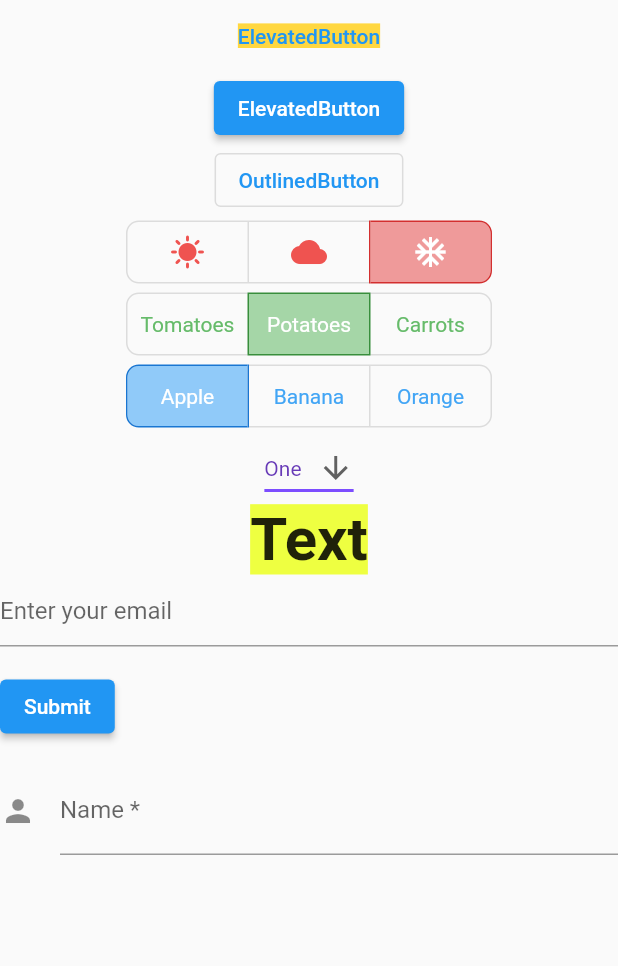
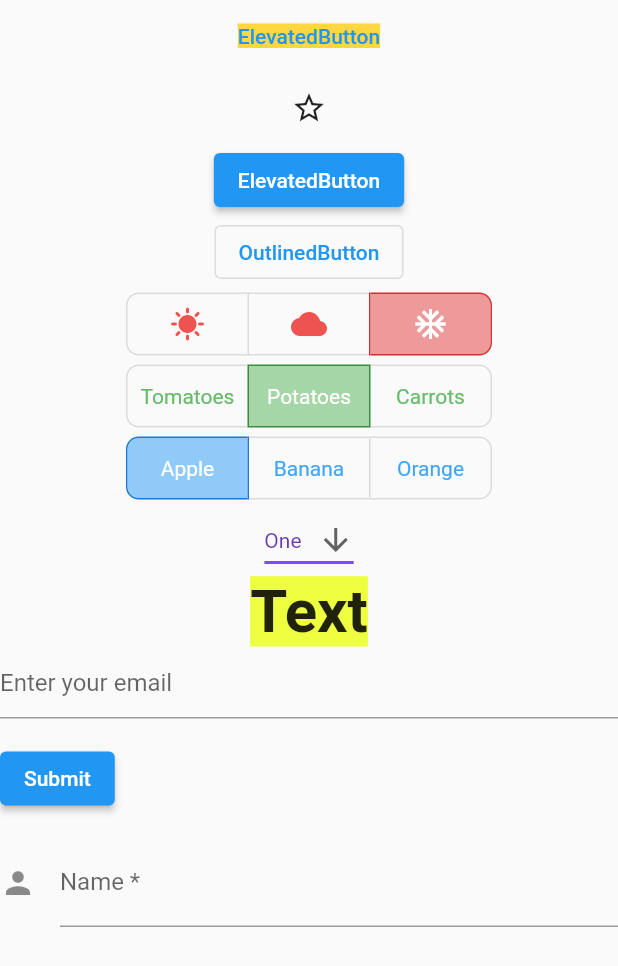
Before and after one commit to Zephyras/_widget_apps, a Flutter app: the screen it shows after launch, on a phone screen of 412 x 824 dp. Shown: the top 966 px of the screen. Run offline on Flutter 3.47's test engine with Material 2 defaults, Android fonts, the light colour scheme and no system bars.

Commit message:
iconButton
iconButton

```diff
--- a/Button_Wiget_app/app/lib/main.dart
+++ b/Button_Wiget_app/app/lib/main.dart
@@ -74,6 +74,12 @@ class _MyHomePageState extends State<MyHomePage> {
                     "ElevatedButton",
                     style: TextStyle(backgroundColor: Colors.amberAccent),
                   ),
+                ),
+                IconButton(
+                  icon: Icon(Icons.star_border_outlined),
+                  onPressed: () {
+                    debugPrint('IconButton');
+                  },
                 ),
                 //< 엘레베이트버튼
                 ElevatedButton(
```
